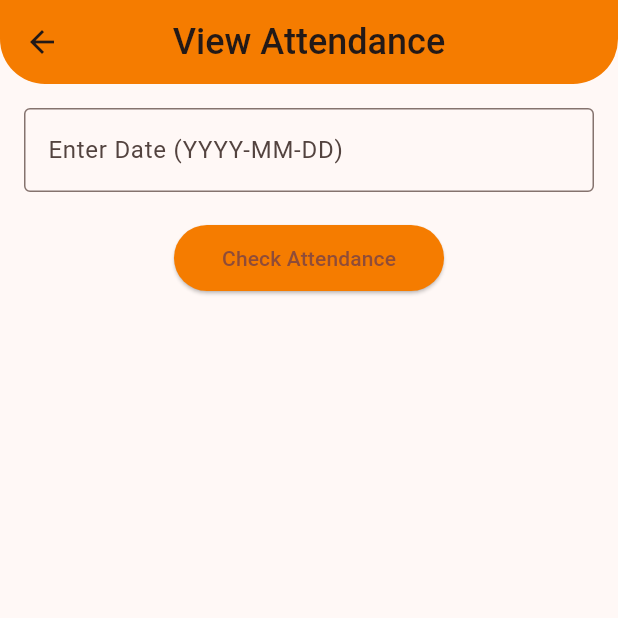
After one commit to abdullahasif2000/durbeen, a Flutter app: the ViewAttendanceScreen screen opened directly, on a phone screen of 412 x 824 dp, the top half of it. The commit adds this screen. Run offline on Flutter 3.47's test engine with Material 3 defaults, Android fonts, the phone set to English and light mode, and no system bars; our stand-ins replace data_table_2, fluttertoast, multi_select_flutter, shared_preferences; accounts and stored records are empty; network calls fail.

Commit message:
view  attendance with source options  added

```diff
--- a/lib/AttendanceOptionScreen.dart
+++ b/lib/AttendanceOptionScreen.dart
@@ -37,7 +37,7 @@ class _AttendanceOptionScreenState extends State<AttendanceOptionScreen> {
                     Navigator.push(
                       context,
                       MaterialPageRoute(
-                        builder: (context) => SelectCohortScreen(source: 'Attendance'),
+                        builder: (context) => SelectCohortScreen(source: 'Attendance', option: 'Mark'),
                       ),
                     );
                   },
@@ -52,7 +52,7 @@ class _AttendanceOptionScreenState extends State<AttendanceOptionScreen> {
                     Navigator.push(
                       context,
                       MaterialPageRoute(
-                        builder: (context) => SelectCohortScreen(source: 'Attendance'),
+                        builder: (context) => SelectCohortScreen(source: 'Attendance', option: 'Edit'),
                       ),
                     );
                   },
@@ -66,7 +66,7 @@ class _AttendanceOptionScreenState extends State<AttendanceOptionScreen> {
                   Navigator.push(
                     context,
                     MaterialPageRoute(
-                      builder: (context) => SelectCohortScreen(source: 'Attendance'),
+                      builder: (context) => SelectCohortScreen(source: 'Attendance', option: 'View'),
                     ),
                   );
                 },
--- a/lib/SelectCohortScreen.dart
+++ b/lib/SelectCohortScreen.dart
@@ -8,12 +8,13 @@ import 'SelectSectionScreen.dart';
 
 class SelectCohortScreen extends StatefulWidget {
   final String source; // Parameter to determine the source module
-  const SelectCohortScreen({Key? key, required this.source}) : super(key: key);
+  final String? option; // Optional parameter to determine the action (Mark, Edit, View)
+
+  const SelectCohortScreen({Key? key, required this.source, this.option}) : super(key: key);
 
   @override
   _SelectCohortScreenState createState() => _SelectCohortScreenState();
 }
-
 class _SelectCohortScreenState extends State<SelectCohortScreen> {
   late Future<List<String>> _cohortsFuture;
   late Future<List<Map<String, dynamic>>> _coursesFuture;
@@ -195,14 +196,15 @@ class _SelectCohortScreenState extends State<SelectCohortScreen> {
                         ),
                       );
                     } else if (widget.source == 'Attendance') {
+                      // Navigate to SelectSectionScreen and pass the option
                       Navigator.push(
                         context,
                         MaterialPageRoute(
                           builder: (context) => SelectSectionScreen(
+                            option: widget.option ?? '', // Pass the option to SelectSectionScreen
                           ),
                         ),
                       );
-
                     }
                   },
                   style: ElevatedButton.styleFrom(
--- /dev/null
+++ b/lib/ViewAttendanceScreen.dart
@@ -0,0 +1,165 @@
+import 'package:flutter/material.dart';
+import 'api_service.dart';
+import 'package:shared_preferences/shared_preferences.dart';
+import 'dart:convert'; // Import for JSON encoding/decoding
+
+class ViewAttendanceScreen extends StatefulWidget {
+  const ViewAttendanceScreen({Key? key}) : super(key: key);
+
+  @override
+  _ViewAttendanceScreenState createState() => _ViewAttendanceScreenState();
+}
+
+class _ViewAttendanceScreenState extends State<ViewAttendanceScreen> {
+  final TextEditingController _dateController = TextEditingController();
+  String? _sessionID;
+  String? _courseID;
+  String? _sectionID;
+  bool? _attendanceMarked;
+  bool _isLoading = true;  // To show loading indicator until preferences are loaded.
+
+  @override
+  void initState() {
+    super.initState();
+    _loadPreferences();
+  }
+
+  Future<void> _loadPreferences() async {
+    final prefs = await SharedPreferences.getInstance();
+    setState(() {
+      _sessionID = prefs.getString('SessionID');
+
+      // Retrieve the CourseIDs JSON string and decode it
+      String? courseIDsString = prefs.getString('CourseIDs');
+      if (courseIDsString != null) {
+        List<dynamic> courseIDsList = jsonDecode(courseIDsString);
+        _courseID = courseIDsList.isNotEmpty ? courseIDsList[0].toString() : null; // Get the first CourseID
+      } else {
+        _courseID = null; // Handle the case where CourseIDs is not set
+      }
+
+      _sectionID = prefs.getString('SelectedSectionID');
+      _isLoading = false;  // Preferences are loaded, hide the loading indicator.
+    });
+
+    // Debugging output
+    print('SessionID: $_sessionID');
+    print('CourseID: $_courseID');
+    print('SectionID: $_sectionID');
+  }
+
+  Future<void> _checkAttendance() async {
+    if (_sessionID == null || _courseID == null || _sectionID == null || _dateController.text.isEmpty) {
+      ScaffoldMessenger.of(context).showSnackBar(
+        const SnackBar(content: Text('Please fill in all fields')),
+      );
+      return;
+    }
+
+    try {
+      final date = _dateController.text;
+      final isMarked = await ApiService().checkAttendanceMarked(
+        sessionID: _sessionID!,
+        courseID: _courseID!,
+        sectionID: _sectionID!,
+        date: date,
+      );
+
+      setState(() {
+        _attendanceMarked = isMarked;
+      });
+    } catch (e) {
+      ScaffoldMessenger.of(context).showSnackBar(
+        SnackBar(content: Text('Error: $e')),
+      );
+    }
+  }
+
+  Future<void> _selectDate(BuildContext context) async {
+    final DateTime? picked = await showDatePicker(
+      context: context,
+      initialDate: DateTime.now(),
+      firstDate: DateTime(2000),
+      lastDate: DateTime(2101),
+    );
+    if (picked != null && picked != DateTime.now()) {
+      setState(() {
+        _dateController.text = "${picked.toLocal()}".split(' ')[0]; // Format as YYYY-MM-DD
+      });
+    }
+  }
+
+  @override
+  Widget build(BuildContext context) {
+    if (_isLoading) {
+      return Scaffold(
+        appBar: AppBar(
+          title: const Text(
+            'View Attendance',
+            style: TextStyle(fontWeight: FontWeight.w500, fontSize: 24),
+          ),
+          backgroundColor: Colors.orange[700],
+          centerTitle: true,
+          shape: const RoundedRectangleBorder(
+            borderRadius: BorderRadius.vertical(bottom: Radius.circular(30)),
+          ),
+        ),
+        body: const Center(child: CircularProgressIndicator()),  // Show loading indicator.
+      );
+    }
+
+    return Scaffold(
+      appBar: AppBar(
+        title: const Text(
+          'View Attendance',
+          style: TextStyle(fontWeight: FontWeight.w500, fontSize: 24),
+        ),
+        backgroundColor: Colors.orange[700],
+        centerTitle: true,
+        shape: const RoundedRectangleBorder(
+          borderRadius: BorderRadius.vertical(bottom: Radius.circular(30)),
+        ),
+      ),
+      body: Padding(
+        padding: const EdgeInsets.all(16.0),
+        child: Column(
+          children: [
+            TextField(
+              controller: _dateController,
+              decoration: const InputDecoration(
+                labelText: 'Enter Date (YYYY-MM-DD)',
+                border: OutlineInputBorder(),
+              ),
+              keyboardType: TextInputType.datetime,
+              onTap: () => _selectDate(context), // Open date picker on tap
+              readOnly: true, // Make the text field read-only
+            ),
+            const SizedBox(height: 20),
+            ElevatedButton(
+              onPressed: _checkAttendance,
+              style: ElevatedButton.styleFrom(
+                backgroundColor: Colors.orange[700],
+                padding: const EdgeInsets.symmetric(horizontal: 32, vertical: 12),
+              ),
+              child: const Text('Check Attendance'),
+            ),
+            const SizedBox(height: 20),
+            if (_attendanceMarked != null)
+              DataTable(
+                columns: const [
+                  DataColumn(label: Text('Date')),
+                  DataColumn(label: Text('Attendance Status')),
+                ],
+                rows: [
+                  DataRow(cells: [
+                    DataCell(Text(_dateController.text)),
+                    DataCell(Text(_attendanceMarked! ? 'Marked' : 'Not Marked')),
+                  ]),
+                ],
+              ),
+          ],
+        ),
+      ),
+    );
+  }
+}
```
Also changed, not shown: lib/AttendanceScreen.dart (+51 -29 lines), lib/EditAttendanceScreen.dart (added, +32 -0 lines), lib/SelectSectionScreen.dart (+22 -2 lines).
